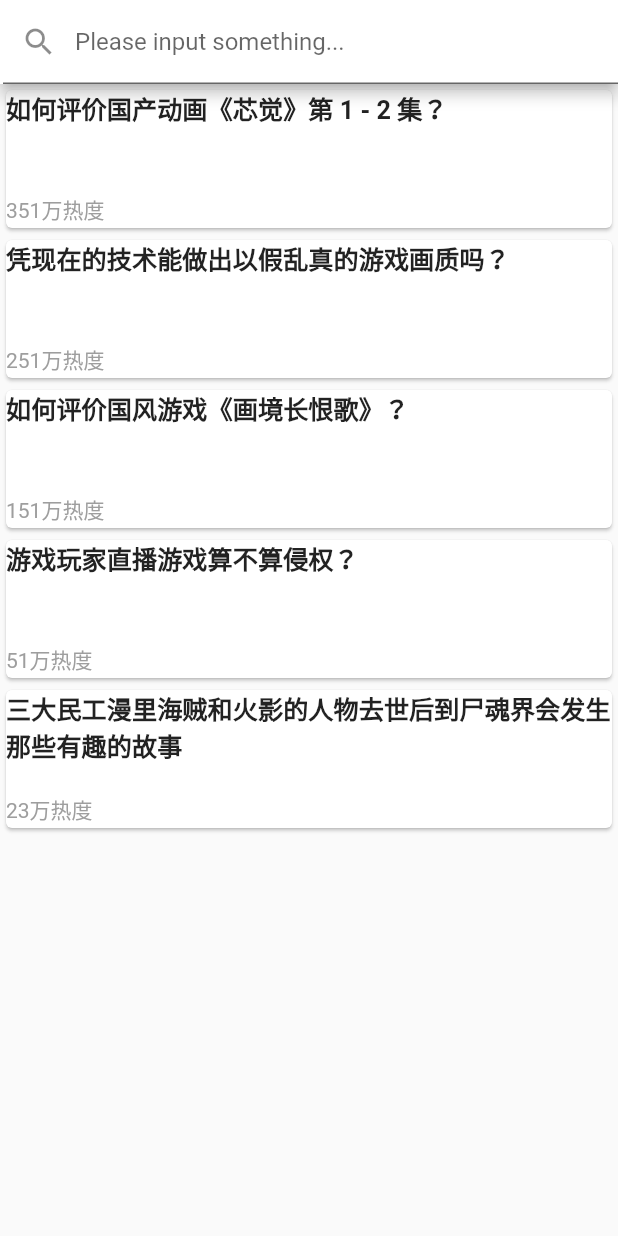
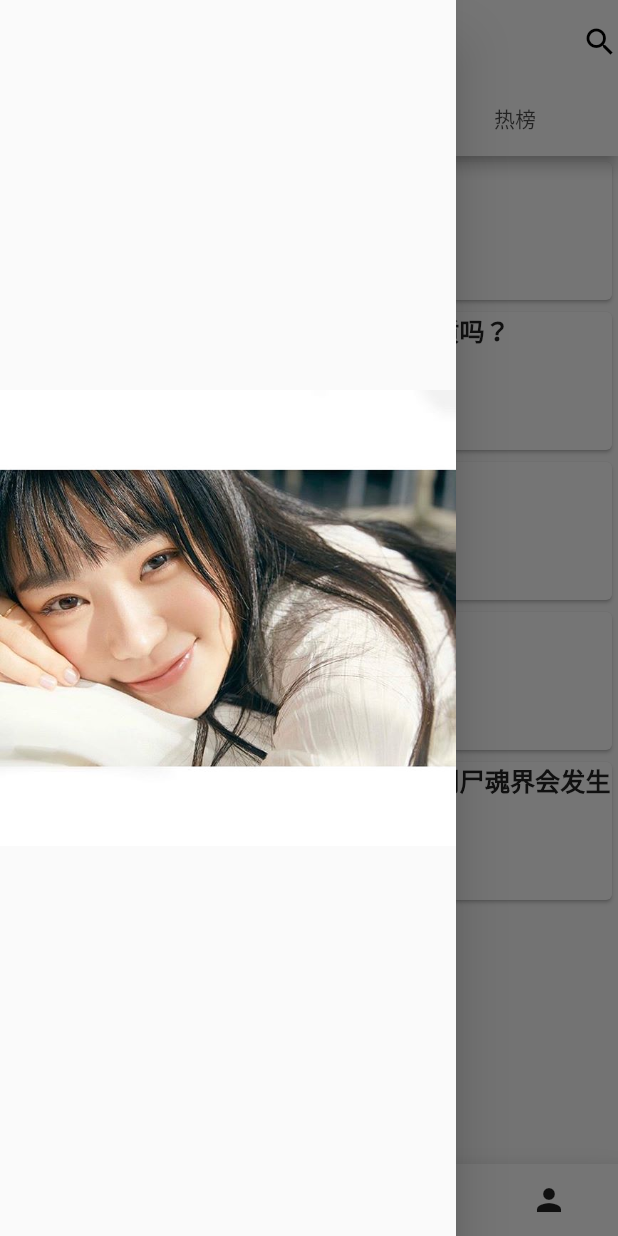
Before and after one commit to JedrekWang/Focus, a Flutter app: the screen it shows after launch, with the side drawer open (before the commit the screen has no drawer), on a phone screen of 412 x 824 dp. Run offline on Flutter 3.47's test engine with Material 2 defaults, Android fonts, the phone set to English and light mode, and no system bars; missing offline and left inert: mustache.

Commit message:
增加了抽屉菜单，顶部导航，底部导航

```diff
--- a/lib/main.dart
+++ b/lib/main.dart
@@ -4,8 +4,6 @@ import 'package:flutter/cupertino.dart';
 import 'package:flutter/material.dart';
 
 // import 'package:xml/xml.dart';
-import 'package:english_words/english_words.dart';
-import 'package:flutter/services.dart';
 // import 'package:flutter/services.dart' show rootBundle;
 
 void main() {
@@ -46,27 +44,34 @@ class HomePage extends StatefulWidget {
   }
 }
 
-class HomePageState extends State<HomePage> {
+class HomePageState extends State<HomePage>
+    with SingleTickerProviderStateMixin {
+  TabController _tabController; //需要定义一个Controller
+  List tabs = ["关注", "推荐", "热榜"];
+
+  @override
+  void initState() {
+    super.initState();
+    // 创建Controller
+    _tabController = TabController(length: tabs.length, vsync: this);
+  }
+
   @override
   Widget build(BuildContext context) {
     // TODO: implement build
     return Scaffold(
       appBar: AppBar(
-        actions: <Widget>[
-          SizedBox(
-            width: 410,
-            height: 20,
-            child: TextField(
-              decoration: InputDecoration(
-                  fillColor: Colors.white,
-                  filled: true,
-                  labelText: "Please input something...",
-                  prefixIcon: Icon(Icons.search)),
+        title: Text("Focus on"),
+        actions: <Widget>[Icon(Icons.search)],
+        bottom: TabBar(
+            controller: _tabController,
+            tabs: tabs.map((e) => Tab(text: e)).toList()),
       ),
-          )
-        ],
-      ),
-      body: Column(
+      drawer: MyDrawer(),
+      body: TabBarView(
+        controller: _tabController,
+        children: [
+          Column(
             children: [
               // Image.asset('assets/Tunnel.jpg'),
               FutureBuilder(
@@ -79,16 +84,6 @@ class HomePageState extends State<HomePage> {
                       } else {
                         var content = json.decode(snapshot.data);
                         return ItemList(content: content);
-
-                    // return ListView.builder(
-                    //     itemBuilder: (context, index) {
-                    //       return Card(
-                    //         child: Center(
-                    //           child: Text("title is ${content[index]["name"]}"),
-                    //         ),
-                    //       );
-                    //     },
-                    //     itemCount: content == null ? 0 : content.length);
                       }
                     } else {
                       return CircularProgressIndicator();
@@ -96,7 +91,68 @@ class HomePageState extends State<HomePage> {
                   }),
             ],
           ),
+          Container(
+              alignment: Alignment.center,
+              child: Text(tabs[1], textScaleFactor: 5)),
+          Container(
+              alignment: Alignment.center,
+              child: Text(tabs[2], textScaleFactor: 5)),
+        ],
+        // tabs.map((e) { //创建3个Tab页
+        //   return Container(
+        //     alignment: Alignment.center,
+        //     child: Text(e, textScaleFactor: 5),
+        //   );
+        // }).toList(),
+      ),
+      bottomNavigationBar: BottomAppBar(
+        child: Row(
+          children: <Widget>[
+            IconButton(
+              icon: Icon(Icons.home),
+              onPressed: () {},
+            ),
+            IconButton(
+              icon: Icon(Icons.album),
+              onPressed: () {},
+            ),
+            SizedBox(),
+            IconButton(
+              icon: Icon(Icons.favorite),
+              onPressed: () {},
+            ),
+            IconButton(
+              icon: Icon(Icons.person),
+              onPressed: () {},
+            )
+          ],
+          mainAxisAlignment: MainAxisAlignment.spaceAround,
+        ),
+        color: Colors.white,
+        shape: CircularNotchedRectangle(),
+      ),
+      floatingActionButton: FloatingActionButton(
+        onPressed: () {},
+        child: Icon(Icons.add),
+      ),
+      floatingActionButtonLocation: FloatingActionButtonLocation.centerDocked,
     );
+  }
+}
+
+class MyDrawer extends StatelessWidget {
+  @override
+  Widget build(BuildContext context) {
+    return Drawer(
+        child: MediaQuery.removePadding(
+      context: context,
+      removeTop: true,
+      child: DecoratedBox(
+        decoration: BoxDecoration(
+            image: DecorationImage(
+                image: AssetImage("assets/head.jpg"), fit: BoxFit.contain)),
+      ),
+    ));
   }
 }
 
--- a/pubspec.yaml
+++ b/pubspec.yaml
@@ -46,6 +46,7 @@ flutter:
     - assets/zhihu.xml
     - assets/Tunnel.jpg
     - assets/package.json
+    - assets/head.jpg
   # The following line ensures that the Material Icons font is
   # included with your application, so that you can use the icons in
   # the material Icons class.
```
Also changed, not shown: assets/head.jpg (added). Lines whose indentation alone changed are shown as unchanged.
